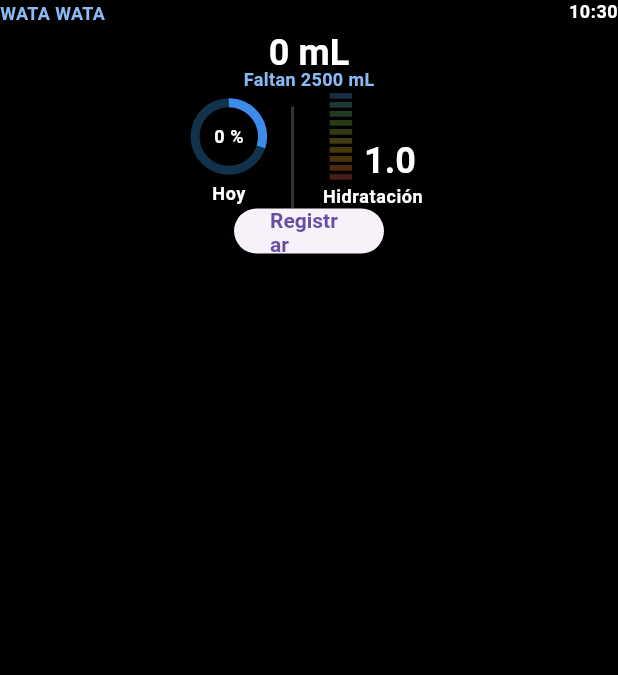
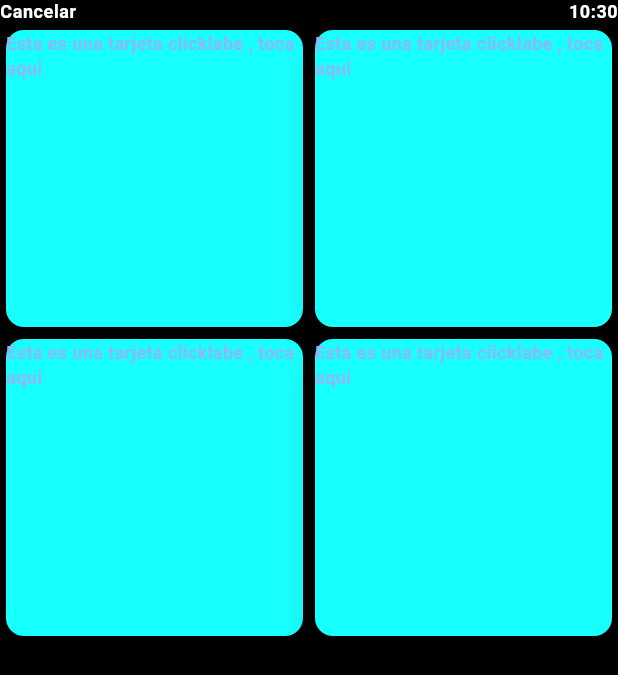
Before and after one commit to Danju00/water_counter_app, a Flutter app: the screen it shows after launch, after a tap on "Registrar", on a phone screen of 412 x 824 dp. Shown: the top 675 px of the screen. Run offline on Flutter 3.47's test engine with Material 2 defaults, Android fonts, the phone set to English and light mode, and no system bars; missing offline and left inert: dart:js.

Commit message:
drinks_screen

```diff
--- a/lib/screens/drinks_screen.dart
+++ b/lib/screens/drinks_screen.dart
@@ -0,0 +1,64 @@
+import 'dart:js';
+
+import 'package:flutter/material.dart';
+import 'package:intl/intl.dart';
+
+class DrinksScreen extends StatelessWidget {
+  const DrinksScreen({Key? key}) : super(key: key);
+
+  @override
+  Widget build(BuildContext context) {
+    return Scaffold(
+      appBar: AppBar(
+        toolbarHeight: 16.0,
+        leadingWidth: 100,
+        leading: Text(
+          'Cancelar',
+          style: Theme.of(context).textTheme.bodySmall,
+        ),
+        actions: [_hour(context)],
+      ),
+      body: GridView.count(
+        crossAxisCount: 2,
+        children: [
+          _oneCard(context),
+          _oneCard(context),
+          _oneCard(context),
+          _oneCard(context),
+        ],
+        // List.generate(6, (index) {
+        //   return Center(
+        //     child: Text(
+        //       'Item $index',
+        //       style: Theme.of(context).textTheme.headlineSmall,
+        //     ),
+        //   );
+        // }),
+      ),
+    );
+  }
+
+  Widget _oneCard(BuildContext context) {
+    return GestureDetector(
+      onTap: () {
+        Navigator.pop(context);
+      },
+      child: const SizedBox(
+        height: 100.0,
+        child: Card(
+          elevation: 10.0,
+          color: Colors.cyanAccent,
+          child: Text('Esta es una tarjeta clicklabe , toca aqui'),
+        ),
+      ),
+    );
+  }
+
+  Widget _hour(BuildContext context) {
+    String formattedTime = DateFormat.Hm().format(DateTime.now());
+    return Text(
+      formattedTime,
+      style: Theme.of(context).textTheme.bodySmall,
+    );
+  }
+}
--- a/lib/screens/start_screen.dart
+++ b/lib/screens/start_screen.dart
@@ -2,6 +2,8 @@ import 'package:flutter/cupertino.dart';
 import 'package:intl/intl.dart';
 import 'package:flutter/material.dart';
 import 'package:water_counter_app/assets/interval_progress_bar.dart';
+
+import 'drinks_screen.dart';
 
 class StartScreen extends StatefulWidget {
   const StartScreen({Key? key}) : super(key: key);
@@ -161,7 +163,12 @@ class _StartScreenState extends State<StartScreen> {
           height: 30,
         ),
         child: ElevatedButton(
-          onPressed: () {},
+          onPressed: () {
+            Navigator.push(
+              context,
+              MaterialPageRoute(builder: (context) => const DrinksScreen()),
+            );
+          },
           child: const Text('Registrar'),
         ),
       ),
```
